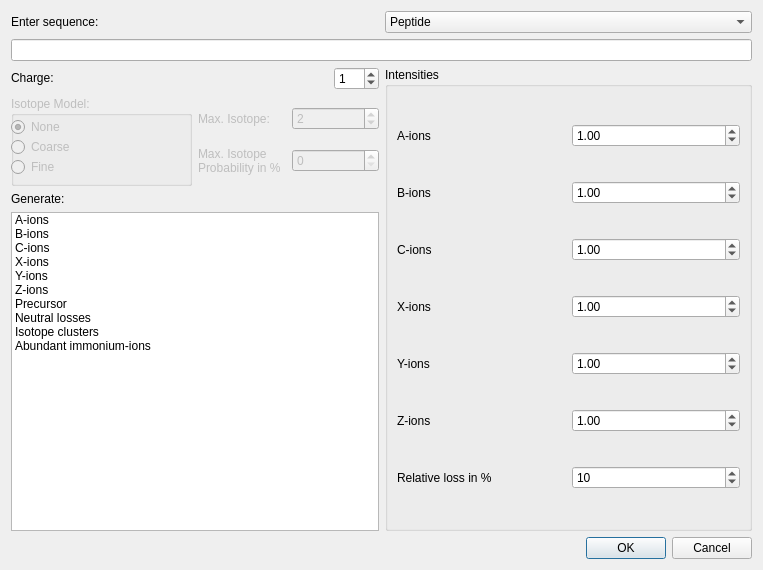
Qt form src/openms_gui/source/VISUAL/DIALOGS/TheoreticalSpectrumGenerationDialog.ui (OpenMS/OpenMS-TOPP-GUI) before a commit.
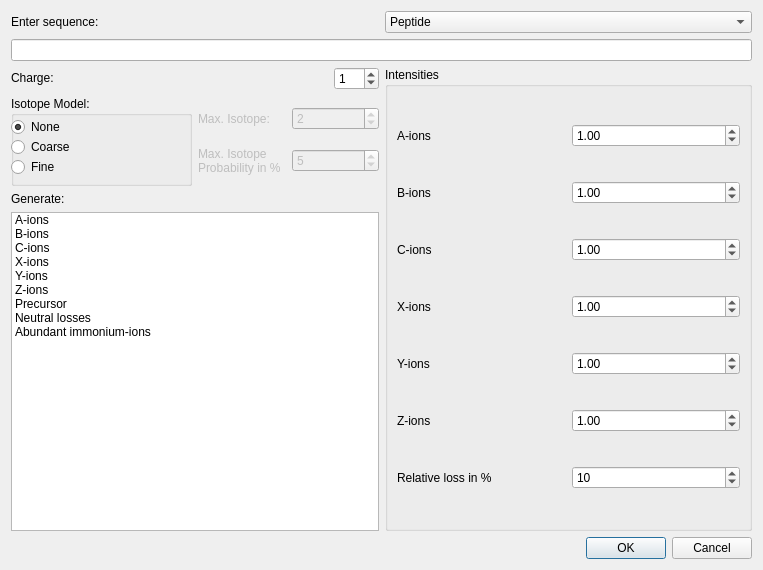
The same form after that commit.

Commit message: new isotope interface working

Diff of the .ui file:
```diff
--- a/src/openms_gui/source/VISUAL/DIALOGS/TheoreticalSpectrumGenerationDialog.ui
+++ b/src/openms_gui/source/VISUAL/DIALOGS/TheoreticalSpectrumGenerationDialog.ui
@@ -100,7 +100,7 @@
            <item>
             <widget class="QGroupBox" name="isotope_model">
              <property name="enabled">
-              <bool>false</bool>
+              <bool>true</bool>
              </property>
              <property name="minimumSize">
               <size>
@@ -211,6 +211,9 @@
                  <property name="readOnly">
                   <bool>false</bool>
                  </property>
+                 <property name="value">
+                  <number>5</number>
+                 </property>
                 </widget>
                </item>
               </layout>
@@ -293,11 +296,6 @@
              <string>Neutral losses</string>
             </property>
            </item>
-           <item>
-            <property name="text">
-             <string>Isotope clusters</string>
-            </property>
-           </item>
            <item>
             <property name="text">
              <string>Abundant immonium-ions</string>
```
Left out of the diff: 8 changed lines with no effect on the pictures. The commit also changes 2 other files.
